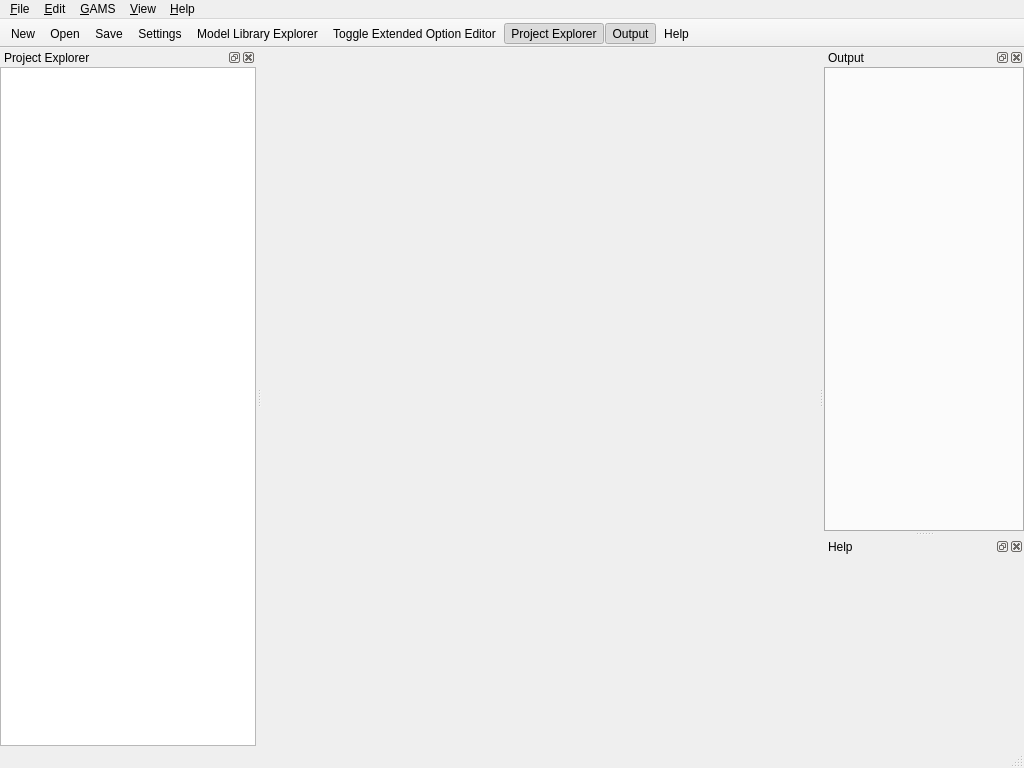
Qt form src/mainwindow.ui (GAMS-dev/studio) before a commit.
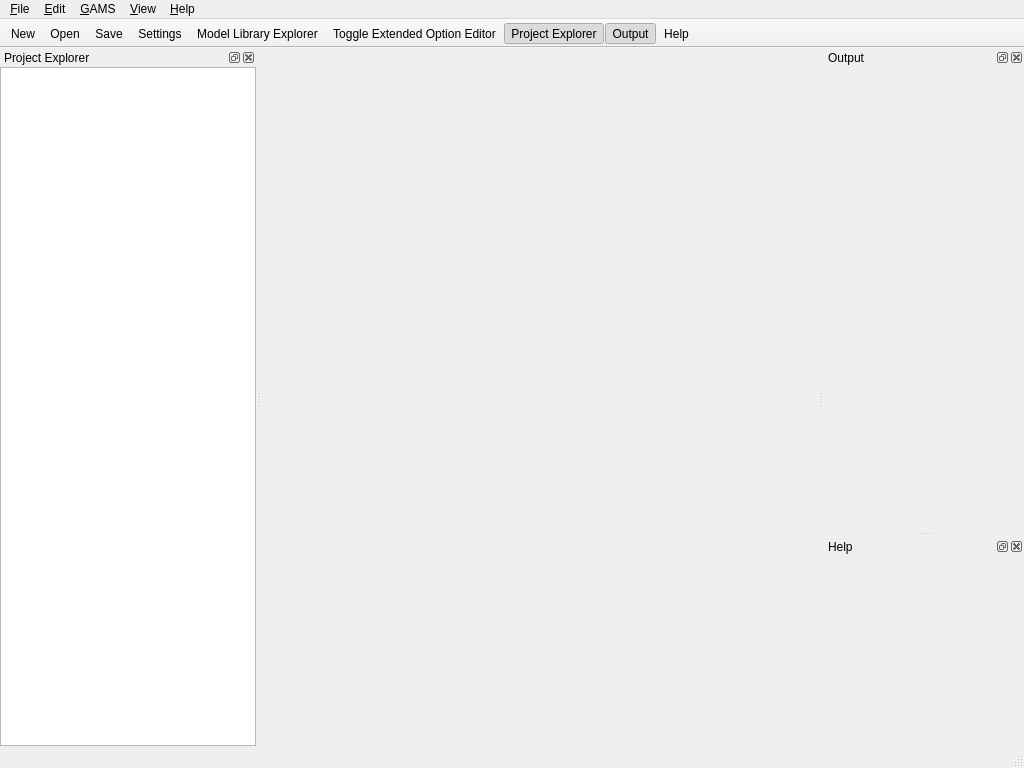
The same form after that commit. Icons and pictures are not drawn. Custom widgets are drawn as their Qt base class.

Commit message: #898 fixed: document mode for log tabs

What changed in the file:
```diff
--- a/src/mainwindow.ui
+++ b/src/mainwindow.ui
@@ -381,6 +381,9 @@
        <property name="tabPosition">
         <enum>QTabWidget::South</enum>
        </property>
+       <property name="documentMode">
+        <bool>true</bool>
+       </property>
        <property name="tabsClosable">
         <bool>true</bool>
        </property>
```
Left out of the diff: 2 changed lines with no effect on the pictures.
